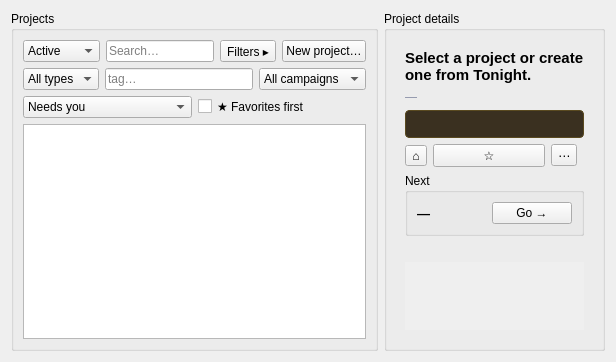
First picture: the form in nightscribe/gui/ui/projects_tab.ui, repository irydeo/nightscribe, before the edit.
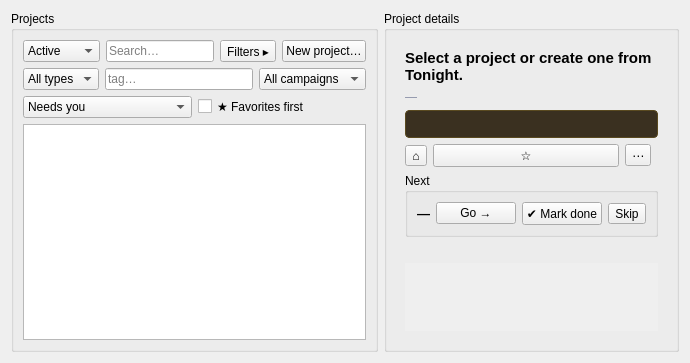
Second picture: the form after the edit. The open tabs and pages were chosen to show the change.

Commit message: gui: UX-PC U3 — the Next card is the step machine's command center (Mark done / Skip beside Go →; per-section toggle rows retired for discreet footers), advanced blocks collapse (Calibration in Plan, 'What you kept from the session' in Process), and the live CCDciel capture (filter wheel, Send plan from the target's saved plan, Start capture, coords epoch) completes its move to the Observatory tab — Plan keeps a state link only

What changed in the file:
```diff
--- a/nightscribe/gui/ui/projects_tab.ui
+++ b/nightscribe/gui/ui/projects_tab.ui
@@ -195,6 +195,18 @@
                <property name="text"><string>Go →</string></property>
               </widget>
              </item>
+            <item>
+             <widget class="QPushButton" name="btn_next_done">
+              <property name="text"><string>✔ Mark done</string></property>
+              <property name="toolTip"><string>Mark the current step as done</string></property>
+             </widget>
+            </item>
+            <item>
+             <widget class="QToolButton" name="btn_next_skip">
+              <property name="text"><string>Skip</string></property>
+              <property name="toolTip"><string>Skip the current step</string></property>
+             </widget>
+            </item>
             </layout>
            </widget>
           </item>
```
Lines whose indentation alone changed are shown as unchanged. The commit also changes 4 other files.
